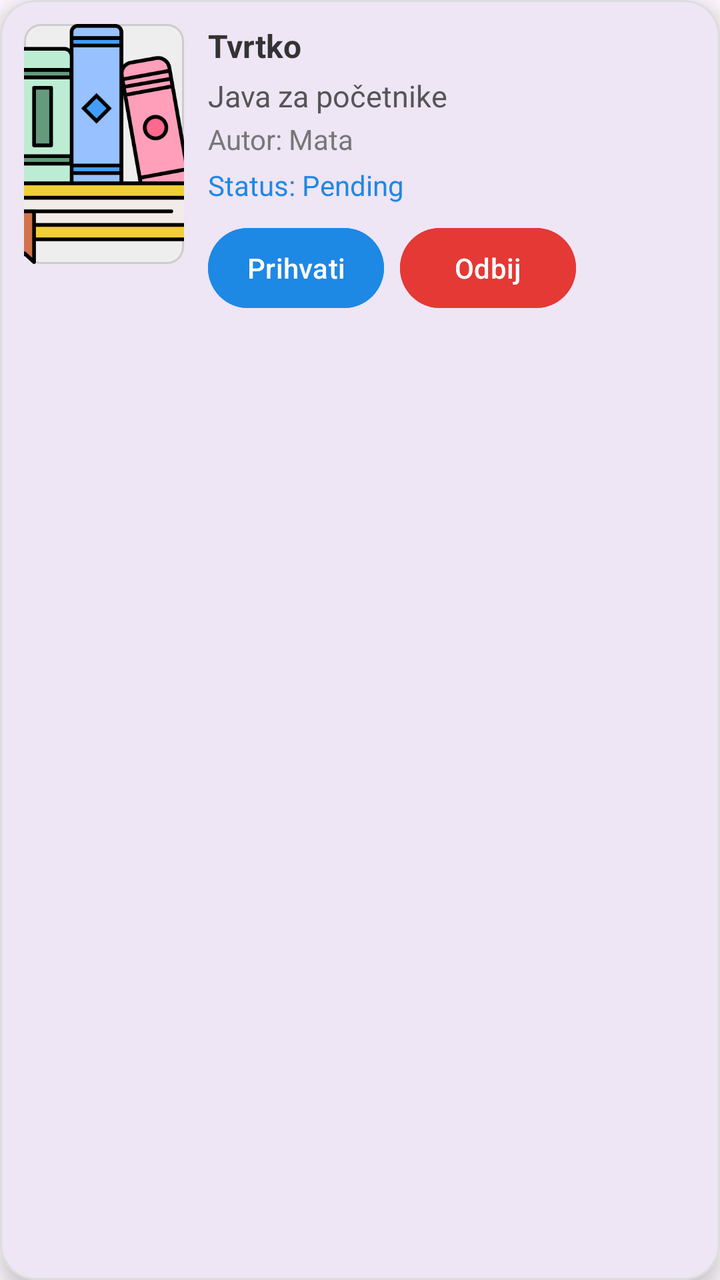
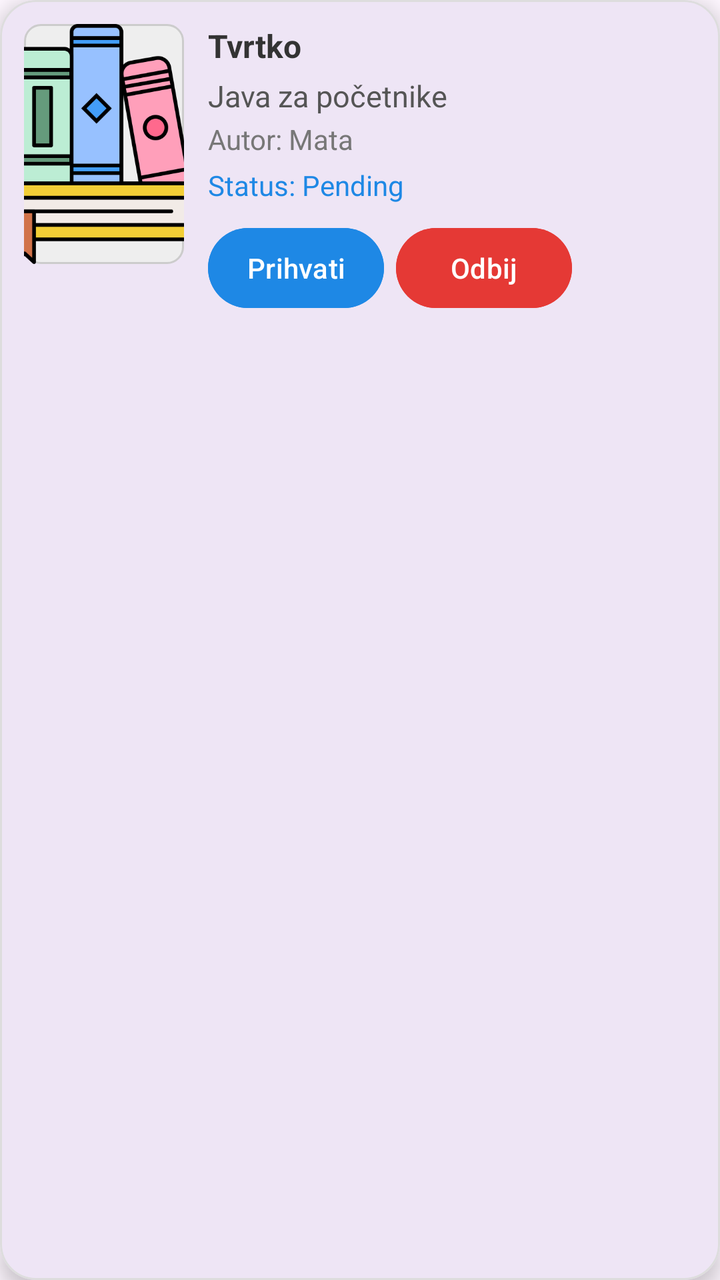

Compare the two renders of this Android layout. The source of the first and the diff that turns it into the second are given below.
<!-- AndroidManifest.xml: application theme Theme.BookBorrow -->
<!-- res/layout/item_received_requests.xml -->
<com.google.android.material.card.MaterialCardView
    xmlns:android="http://schemas.android.com/apk/res/android"
    xmlns:app="http://schemas.android.com/apk/res-auto"
    android:layout_width="match_parent"
    android:layout_height="wrap_content"
    android:layout_margin="8dp"
    app:cardCornerRadius="18dp"
    app:cardElevation="6dp"
    app:strokeColor="#DDDDDD"
    app:strokeWidth="1dp">

    <LinearLayout
        android:layout_width="match_parent"
        android:layout_height="wrap_content"
        android:orientation="horizontal"
        android:padding="12dp">

        <ImageView
            android:id="@+id/bookImage"
            android:layout_width="80dp"
            android:layout_height="120dp"
            android:scaleType="centerCrop"
            android:src="@drawable/ic_book"
            android:contentDescription="Book Image"
            android:layout_marginEnd="12dp"
            android:background="@drawable/book_image_background"/>

        <LinearLayout
            android:layout_width="0dp"
            android:layout_height="wrap_content"
            android:layout_weight="1"
            android:orientation="vertical">

            <TextView
                android:id="@+id/requestUser"
                android:layout_width="wrap_content"
                android:layout_height="wrap_content"
                android:text="Tvrtko"
                android:textSize="16sp"
                android:textStyle="bold"
                android:textColor="#333333"/>

            <TextView
                android:id="@+id/requestBook"
                android:layout_width="wrap_content"
                android:layout_height="wrap_content"
                android:text="Java za početnike"
                android:textSize="15sp"
                android:textColor="#555555"
                android:layout_marginTop="4dp"/>

            <TextView
                android:id="@+id/requestAuthor"
                android:layout_width="wrap_content"
                android:layout_height="wrap_content"
                android:text="Autor: Mata"
                android:textSize="14sp"
                android:textColor="#777777"
                android:layout_marginTop="2dp"/>

            <TextView
                android:id="@+id/requestStatus"
                android:layout_width="wrap_content"
                android:layout_height="wrap_content"
                android:text="Status: Pending"
                android:textSize="14sp"
                android:textColor="#1E88E5"
                android:layout_marginTop="4dp"/>

            <LinearLayout
                android:layout_width="wrap_content"
                android:layout_height="wrap_content"
                android:orientation="horizontal"
                android:layout_marginTop="8dp">

                <Button
                    android:id="@+id/btnAccept"
                    android:layout_width="wrap_content"
                    android:layout_height="wrap_content"
                    android:text="Prihvati"
                    android:textColor="@android:color/white"
                    android:backgroundTint="#1E88E5"
                    android:paddingStart="16dp"
                    android:paddingEnd="16dp"
                    android:layout_marginEnd="8dp"/>

                <Button
                    android:id="@+id/btnRejected"
                    android:layout_width="wrap_content"
                    android:layout_height="wrap_content"
                    android:text="Odbij"
                    android:textColor="@android:color/white"
                    android:backgroundTint="#E53935"
                    android:paddingStart="16dp"
                    android:paddingEnd="16dp"/>
            </LinearLayout>

        </LinearLayout>

    </LinearLayout>
</com.google.android.material.card.MaterialCardView>
<!-- resources referenced by this layout -->
<resources>
  <!-- drawable book_image_background (drawable) -->
  <shape xmlns:android="http://schemas.android.com/apk/res/android">
      <solid android:color="#EEEEEE" />
      <corners android:radius="8dp" />
      <stroke android:width="1dp" android:color="#CCCCCC"/>
  </shape>
  <!-- drawable ic_book: png bitmap (drawable, 20071 bytes) -->
  <style name="Theme.BookBorrow" parent="Base.Theme.BookBorrow" />
  <style name="Base.Theme.BookBorrow" parent="Theme.Material3.DayNight.NoActionBar">
          
          
      </style>
</resources>

<!-- the commit's change to res/layout/item_received_requests.xml (unified diff, before → after) -->
@@ -79,10 +79,11 @@
                     android:layout_height="wrap_content"
                     android:text="Prihvati"
                     android:textColor="@android:color/white"
+                    android:textSize="14sp"
                     android:backgroundTint="#1E88E5"
-                    android:paddingStart="16dp"
-                    android:paddingEnd="16dp"
-                    android:layout_marginEnd="8dp"/>
+                    android:paddingStart="10dp"
+                    android:paddingEnd="10dp"
+                    android:layout_marginEnd="6dp"/>
 
                 <Button
                     android:id="@+id/btnRejected"
@@ -90,9 +91,10 @@
                     android:layout_height="wrap_content"
                     android:text="Odbij"
                     android:textColor="@android:color/white"
+                    android:textSize="14sp"
                     android:backgroundTint="#E53935"
-                    android:paddingStart="16dp"
-                    android:paddingEnd="16dp"/>
+                    android:paddingStart="10dp"
+                    android:paddingEnd="10dp"/>
             </LinearLayout>
 
         </LinearLayout>
